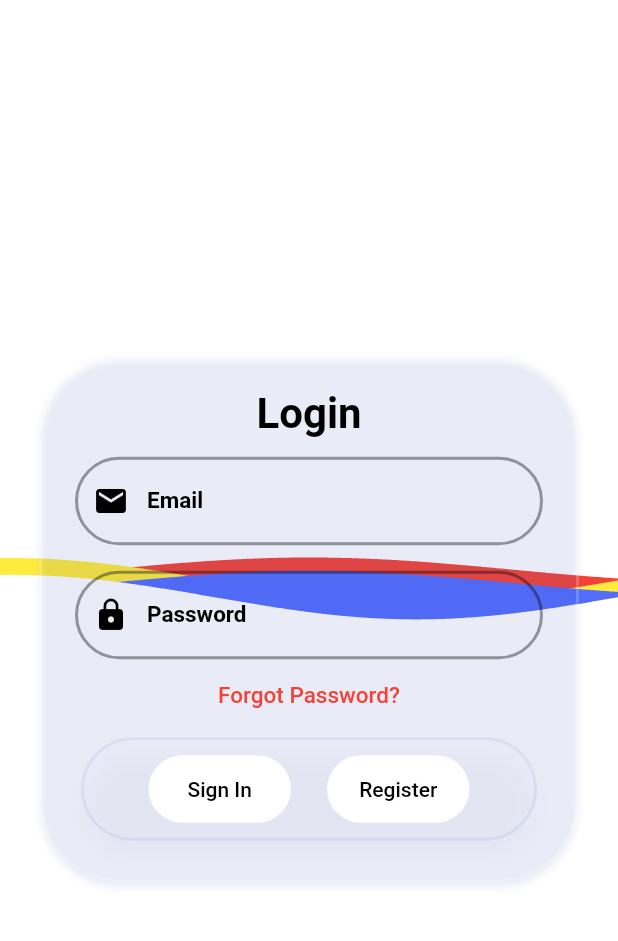
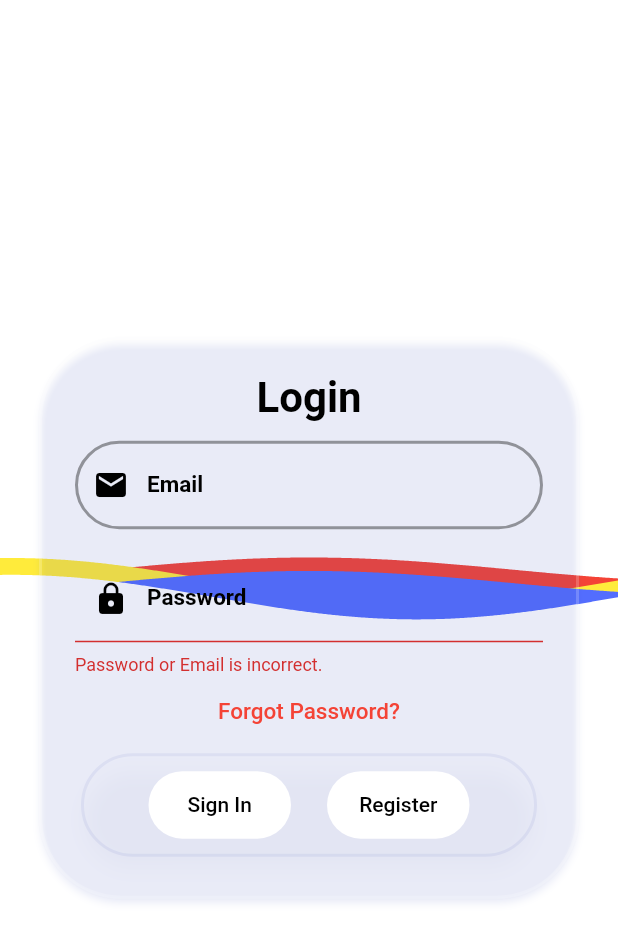
Before and after one commit to LeaveItToBeaver/HERD, a Flutter app: the LoginScreen screen opened by its route, after a tap on "Sign In", on a phone screen of 412 x 824 dp. Shown: the top 941 px of the screen. Run offline on Flutter 3.47's test engine with Material 2 defaults, Android fonts, the phone set to English and light mode, and no system bars; our stand-ins replace bloc, cloud_firestore, equatable, firebase_auth, firebase_core, flutter_bloc and 2 more; accounts and stored records are empty; Roboto replaces fonts that are missing (OpenSans).

Commit message:
Added Firebase implementation

```diff
--- a/lib/screens/login/cubit/login_cubit.dart
+++ b/lib/screens/login/cubit/login_cubit.dart
@@ -1,5 +1,3 @@
-import 'dart:html';
-
 import 'package:bloc/bloc.dart';
 import 'package:equatable/equatable.dart';
 import 'package:herd/models/failure_model.dart';
--- a/lib/screens/login/login_screen.dart
+++ b/lib/screens/login/login_screen.dart
@@ -1,5 +1,7 @@
 import 'dart:ui';
 import 'package:flutter/material.dart';
+import 'package:flutter_bloc/flutter_bloc.dart';
+import 'package:herd/repositories/auth/auth_repository.dart';
 import 'package:herd/widgets/wave_widget_0.dart';
 import 'package:herd/widgets/wave_widget_1.dart';
 import 'package:wave/config.dart';
@@ -7,6 +9,8 @@ import 'package:wave/config.dart';
 
 import 'package:flutter/cupertino.dart';
 import 'package:flutter/material.dart';
+
+import 'cubit/login_cubit.dart';
 
 class LoginScreen extends StatelessWidget {
   static const String routeName = '/login';
@@ -16,11 +20,12 @@ class LoginScreen extends StatelessWidget {
       settings: const RouteSettings(name: routeName),
       transitionDuration: const Duration(seconds: 0),
       pageBuilder: (
-        _,
-        __,
-        ___,
-      ) =>
-          LoginScreen(),
+        context, _, __,) =>
+          BlocProvider<LoginCubit>(
+            create: (_) =>
+            LoginCubit(authRepository: context.read<AuthRepository>()),
+            child: LoginScreen(),
+      ),
     );
   }
 
@@ -28,7 +33,6 @@ class LoginScreen extends StatelessWidget {
 
   @override
   Widget build(BuildContext context) {
-
     final size = MediaQuery.of(context).size;
     final bool keyboardOpen = MediaQuery.of(context).viewInsets.bottom > 0;
 
@@ -36,12 +40,22 @@ class LoginScreen extends StatelessWidget {
       onWillPop: () async => false,
       child: GestureDetector(
         onTap: () => FocusScope.of(context).unfocus(),
-        child: Scaffold(
+        child: BlocConsumer<LoginCubit, LoginState>(listener: (context, state) {
+          if (state.status == LoginStatus.error) {
+            showDialog(
+              context: context,
+              builder: (context) => AlertDialog(
+                title: Text('Error'),
+                content: Text(state.failure.message),
+              ),
+            );
+          }
+        }, builder: (context, state) {
+          return Scaffold(
             backgroundColor: Colors.white,
             resizeToAvoidBottomInset: false,
             body: Stack(
               children: <Widget>[
-
                 AnimatedPositioned(
                   duration: Duration(milliseconds: 500),
                   curve: Curves.easeOutQuad,
@@ -90,8 +104,8 @@ class LoginScreen extends StatelessWidget {
                       borderOnForeground: false,
                       color: Colors.transparent,
                       shape: RoundedRectangleBorder(
-                      side:
-                      BorderSide(color: Colors.white60.withAlpha(50), width: 2),
+                        side: BorderSide(
+                            color: Colors.white60.withAlpha(50), width: 2),
                         borderRadius: BorderRadius.circular(55),
                       ),
                       shadowColor: Colors.indigoAccent.withAlpha(40),
@@ -119,14 +133,14 @@ class LoginScreen extends StatelessWidget {
                                   focusedBorder: OutlineInputBorder(
                                     borderRadius:
                                         BorderRadius.all(Radius.circular(50.0)),
-                                  borderSide:
-                                  BorderSide(color: Colors.blue, width: 2),
+                                    borderSide: BorderSide(
+                                        color: Colors.blue, width: 2),
                                   ),
                                   enabledBorder: OutlineInputBorder(
                                     borderRadius:
                                         BorderRadius.all(Radius.circular(50.0)),
-                                  borderSide:
-                                  BorderSide(color: Colors.black38, width: 2.0),
+                                    borderSide: BorderSide(
+                                        color: Colors.black38, width: 2.0),
                                   ),
                                   labelText: 'Email',
                                   labelStyle: TextStyle(
@@ -140,7 +154,9 @@ class LoginScreen extends StatelessWidget {
                                     color: Colors.black,
                                   ),
                                 ),
-                              onChanged: (value) => print(value),
+                                onChanged: (value) => context
+                                    .read<LoginCubit>()
+                                    .emailChanged(value),
                                 validator: (value) => !value.contains(value)
                                     ? 'Please enter a valid email.'
                                     : null,
@@ -151,14 +167,14 @@ class LoginScreen extends StatelessWidget {
                                   obscureText: true,
                                   decoration: InputDecoration(
                                     focusedBorder: OutlineInputBorder(
-                                    borderRadius:
-                                    BorderRadius.all(Radius.circular(50.0)),
-                                    borderSide:
-                                    BorderSide(color: Colors.blue, width: 2),
+                                      borderRadius: BorderRadius.all(
+                                          Radius.circular(50.0)),
+                                      borderSide: BorderSide(
+                                          color: Colors.blue, width: 2),
                                     ),
                                     enabledBorder: OutlineInputBorder(
-                                    borderRadius:
-                                    BorderRadius.all(Radius.circular(50.0)),
+                                      borderRadius: BorderRadius.all(
+                                          Radius.circular(50.0)),
                                       borderSide: BorderSide(
                                           color: Colors.black38, width: 2.0),
                                     ),
@@ -174,18 +190,18 @@ class LoginScreen extends StatelessWidget {
                                       color: Colors.black,
                                     ),
                                   ),
-                                onChanged: (value) => print(value),
+                                  onChanged: (value) => context
+                                      .read<LoginCubit>()
+                                      .passwordChanged(value),
                                   validator: (value) => value.length < 6
-                                    ? 'Please enter a valid email.'
+                                      ? 'Password or Email is incorrect.'
                                       : null,
                                 ),
                               ),
                               //SizedBox(height: 5.0),
                               Container(
                                 child: TextButton(
-                                onPressed: () {
-
-                                },
+                                  onPressed: () {},
                                   style: ButtonStyle(
                                     backgroundColor:
                                         MaterialStateProperty.all<Color>(
@@ -200,7 +216,8 @@ class LoginScreen extends StatelessWidget {
                                   ),
                                   child: Text(
                                     'Forgot Password?',
-                                  style: TextStyle(color: Colors.red, fontSize: 15),
+                                    style: TextStyle(
+                                        color: Colors.red, fontSize: 15),
                                   ),
                                 ),
                               ),
@@ -211,7 +228,8 @@ class LoginScreen extends StatelessWidget {
                                   color: Colors.transparent,
                                   shape: RoundedRectangleBorder(
                                     side: BorderSide(
-                                      color: Colors.indigo.withAlpha(20), width: 2),
+                                        color: Colors.indigo.withAlpha(20),
+                                        width: 2),
                                     borderRadius: BorderRadius.circular(55),
                                   ),
                                   shadowColor: Colors.indigo.withAlpha(15),
@@ -220,7 +238,8 @@ class LoginScreen extends StatelessWidget {
                                       Padding(
                                         padding: EdgeInsets.all(12),
                                         child: Row(
-                                        mainAxisAlignment: MainAxisAlignment.center,
+                                          mainAxisAlignment:
+                                              MainAxisAlignment.center,
                                           children: [
                                             Container(
                                               child: SizedBox(
@@ -235,17 +254,22 @@ class LoginScreen extends StatelessWidget {
                                                   ),
                                                   style: ButtonStyle(
                                                     backgroundColor:
-                                                  MaterialStateProperty.all<Color>(
+                                                        MaterialStateProperty
+                                                            .all<Color>(
                                                                 Colors.white),
-                                                  shape: MaterialStateProperty.all<
+                                                    shape: MaterialStateProperty
+                                                        .all<
                                                             RoundedRectangleBorder>(
                                                       RoundedRectangleBorder(
                                                         borderRadius:
-                                                      BorderRadius.circular(25.0),
+                                                            BorderRadius
+                                                                .circular(25.0),
                                                       ),
                                                     ),
                                                   ),
-                                                onPressed: () => print('Login'),
+                                                  onPressed: () => _submitForm(
+                                                      context,
+                                                      state.status == LoginStatus.submitting),
                                                 ),
                                               ),
                                             ),
@@ -263,17 +287,21 @@ class LoginScreen extends StatelessWidget {
                                                   ),
                                                   style: ButtonStyle(
                                                     backgroundColor:
-                                                  MaterialStateProperty.all<Color>(
-                                                      Colors.white),
-                                                  shape: MaterialStateProperty.all<
-                                                      RoundedRectangleBorder>(
+                                                        MaterialStateProperty
+                                                            .all<Color>(
+                                                                Colors.white
+                                                        ),
+                                                    shape: MaterialStateProperty
+                                                        .all<RoundedRectangleBorder>(
                                                       RoundedRectangleBorder(
                                                         borderRadius:
-                                                      BorderRadius.circular(25.0),
+                                                            BorderRadius
+                                                                .circular(25.0),
                                                       ),
                                                     ),
                                                   ),
-                                                onPressed: () => print('Register'),
+                                                  onPressed: () =>
+                                                      print('Register'),
                                                 ),
                                               ),
                                             ),
@@ -293,8 +321,15 @@ class LoginScreen extends StatelessWidget {
                 ),
               ],
             ),
-        ),
+          );
+        }),
       ),
     );
   }
+
+  void _submitForm(BuildContext context, bool isSubmitting){
+    if (_formKey.currentState.validate() && !isSubmitting){
+      context.read<LoginCubit>().loginInWithCredentials();
     }
+  }
+}
```
Lines whose indentation alone changed are shown as unchanged.
